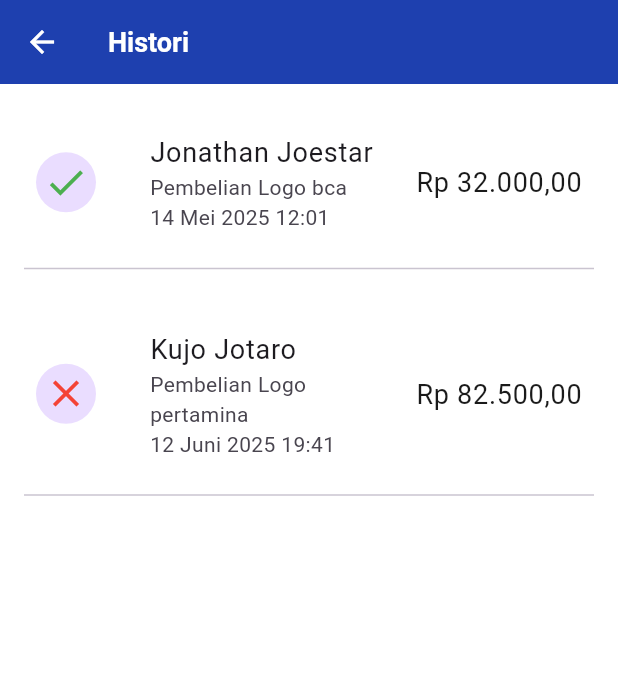
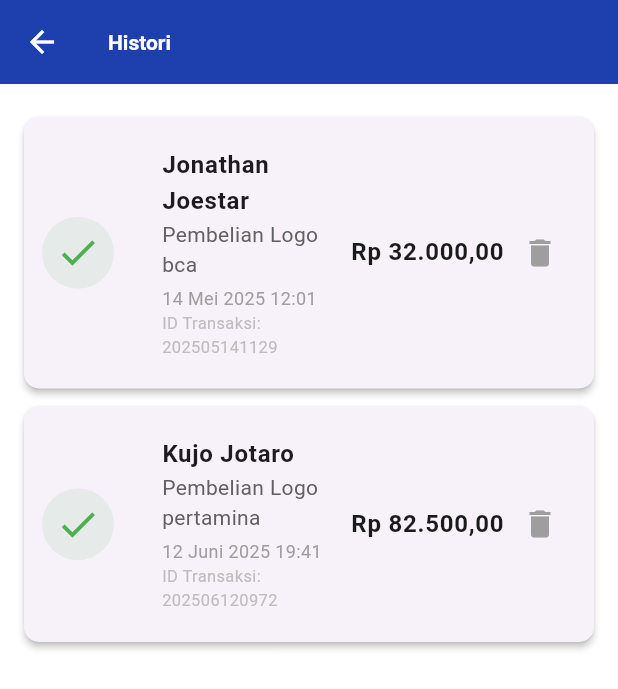
Before and after one commit to Arnold231110087/TugasFrontEndMobile, a Flutter app: the HistoryPage screen opened directly, on a phone screen of 412 x 824 dp. Shown: the top 689 px of the screen. Run offline on Flutter 3.47's test engine with Material 3 defaults, Android fonts, the phone set to English and light mode, and no system bars; our stand-ins replace shared_preferences; accounts and stored records are empty.

Commit message:
update history page

```diff
--- a/lib/components/history_component.dart
+++ b/lib/components/history_component.dart
@@ -3,39 +3,78 @@ import '../utils/rupiah_format.dart';
 
 class HistoryComponent extends StatelessWidget {
   final Map item;
+  final VoidCallback? onDelete;
 
-  const HistoryComponent({
-    super.key,
-    required this.item,
-  });
+  const HistoryComponent({super.key, required this.item, this.onDelete});
 
   @override
   Widget build(BuildContext context) {
     final ThemeData theme = Theme.of(context);
 
-    return Column(
+    return Card(
+      elevation: 2,
+      shape: RoundedRectangleBorder(borderRadius: BorderRadius.circular(10.0)),
+      margin: const EdgeInsets.symmetric(vertical: 6.0),
+      child: Column(
         children: [
           ListTile(
-          contentPadding: EdgeInsets.all(8.0),
+            contentPadding: const EdgeInsets.all(12.0),
             titleAlignment: ListTileTitleAlignment.center,
             leading: Padding(
-            padding: const EdgeInsets.only(right: 20.0),
+              padding: const EdgeInsets.only(right: 16.0),
               child: CircleAvatar(
-              child: Icon(
-                item['success'] ? Icons.check : Icons.close,
-                size: 30,
-                color: item['success'] ? Colors.green : Colors.red,
+                backgroundColor: Colors.green.withOpacity(0.1),
+                radius: 24, // Sedikit lebih besar
+                child: const Icon(Icons.check, size: 30, color: Colors.green),
               ),
             ),
+            title: Text(
+              item['title'],
+              style: const TextStyle(fontWeight: FontWeight.bold, fontSize: 16),
             ),
-          title: Text(item['title']),
-          subtitle: Text('${item['description']}\n${item['date']} ${item['time']}'),
+            subtitle: Column(
+              crossAxisAlignment: CrossAxisAlignment.start,
+              children: [
+                Text(
+                  item['description'],
+                  style: TextStyle(color: Colors.grey[700], fontSize: 14),
+                ),
+                const SizedBox(height: 4),
+                Text(
+                  '${item['date']} ${item['time']}',
+                  style: TextStyle(color: Colors.grey[500], fontSize: 12),
+                ),
+                if (item.containsKey('id_transaksi')) // Tampilkan ID jika ada
+                  Text(
+                    'ID Transaksi: ${item['id_transaksi']}',
+                    style: TextStyle(color: Colors.grey[400], fontSize: 11),
+                  ),
+              ],
+            ),
             isThreeLine: true,
-          onTap: (){},
-          trailing: Text(rupiahFormat(item['price']), style: theme.textTheme.bodyLarge),
+            onTap: () {
+              print('Item ${item['title']} diklik!');
+            },
+            trailing: Row(
+              mainAxisSize: MainAxisSize.min,
+              children: [
+                Text(
+                  rupiahFormat(item['price']),
+                  style: theme.textTheme.bodyLarge?.copyWith(
+                    fontWeight: FontWeight.bold,
+                    fontSize: 16,
                   ),
-        Divider(),
+                ),
+                if (onDelete != null)
+                  IconButton(
+                    icon: const Icon(Icons.delete, color: Colors.grey),
+                    onPressed: onDelete,
+                  ),
               ],
+            ),
+          ),
+        ],
+      ),
     );
   }
 }
--- a/lib/pages/history_page.dart
+++ b/lib/pages/history_page.dart
@@ -1,56 +1,121 @@
 import 'package:flutter/material.dart';
 import 'package:mobile_arnold/components/history_component.dart';
 
-class HistoryPage extends StatelessWidget {
+class HistoryPage extends StatefulWidget {
   const HistoryPage({super.key});
+
+  @override
+  State<HistoryPage> createState() => _HistoryPageState();
+}
+
+class _HistoryPageState extends State<HistoryPage> {
+  List<Map<String, dynamic>> history = [
+    {
+      'title': 'Jonathan Joestar',
+      'description': 'Pembelian Logo bca',
+      'profile': 'images/profile1.png',
+      'price': 32000,
+      'success': true,
+      "id_transaksi": "202505141129",
+      'date': '14 Mei 2025',
+      'time': '12:01',
+    },
+    {
+      'title': 'Kujo Jotaro',
+      'description': 'Pembelian Logo pertamina',
+      'success': true,
+      "id_transaksi": "202506120972",
+      'profile': 'images/profile1.png',
+      'price': 82500,
+      'date': '12 Juni 2025',
+      'time': '19:41',
+    },
+  ];
+
+  void _showDeleteConfirmationDialog(BuildContext context, int index) {
+    showDialog(
+      context: context,
+      builder: (BuildContext dialogContext) {
+        return AlertDialog(
+          title: const Text("Hapus Histori"),
+          content: const Text("Hapus history pembelian ini?"),
+          actions: <Widget>[
+            TextButton.icon(
+              icon: const Icon(Icons.close),
+              label: const Text("Tidak"),
+              onPressed: () {
+                Navigator.of(dialogContext).pop(false);
+              },
+            ),
+            TextButton.icon(
+              icon: const Icon(Icons.check),
+              label: const Text("Iya"),
+              onPressed: () {
+                setState(() {
+                  history.removeAt(index);
+                });
+                Navigator.of(dialogContext).pop(true);
+              },
+            ),
+          ],
+        );
+      },
+    );
+  }
 
   @override
   Widget build(BuildContext context) {
     final ThemeData theme = Theme.of(context);
-
-    final List<Map<String, dynamic>> history = const [
-      {
-        'title': 'Jonathan Joestar',
-        'description': 'Pembelian Logo bca',
-        'profile' : 'images/profile1.png',
-        'price' : 32000,
-        'success': true,
-        "id_transaksi": "202505141129",
-        'date' : '14 Mei 2025',
-        'time' : '12:01',
-       },
-      {
-        'title': 'Kujo Jotaro',
-        'description': 'Pembelian Logo pertamina',
-        'success': false,
-        "id_transaksi": "202506120972",
-        'profile' : 'images/profile1.png',
-        'price' : 82500,
-        'date' : '12 Juni 2025',
-        'time' : '19:41',
-      },
-    ];
 
     return Scaffold(
       appBar: AppBar(
         automaticallyImplyLeading: true,
         title: Text(
           'Histori',
-          style: TextStyle(
+          style: theme.textTheme.headlineMedium?.copyWith(
             fontWeight: FontWeight.bold,
-            fontSize: theme.textTheme.displayLarge?.fontSize,
-            color: theme.textTheme.displayLarge?.color,
+            color: theme.appBarTheme.titleTextStyle?.color ?? Colors.white,
           ),
         ),
       ),
-      body: ListView.separated(
+      body:
+          history.isEmpty
+              ? Center(
+                child: Column(
+                  mainAxisAlignment: MainAxisAlignment.center,
+                  children: [
+                    Icon(
+                      Icons.history_toggle_off,
+                      size: 80,
+                      color: Colors.grey[400],
+                    ),
+                    const SizedBox(height: 16),
+                    Text(
+                      "Belum ada riwayat transaksi.",
+                      style: theme.textTheme.headlineSmall?.copyWith(
+                        color: Colors.grey[600],
+                      ),
+                    ),
+                    const SizedBox(height: 8),
+                    Text(
+                      "Lakukan transaksi pertama Anda sekarang!",
+                      style: theme.textTheme.bodyMedium?.copyWith(
+                        color: Colors.grey[500],
+                      ),
+                      textAlign: TextAlign.center,
+                    ),
+                  ],
+                ),
+              )
+              : ListView.builder(
                 padding: const EdgeInsets.all(16),
                 itemCount: history.length,
-        separatorBuilder: (_, __) => const SizedBox(height: 16),
                 itemBuilder: (context, index) {
                   final item = history[index];
                   return HistoryComponent(
-            item: item
+                    item: item,
+                    onDelete:
+                        () => _showDeleteConfirmationDialog(context, index),
                   );
                 },
               ),
```
Lines whose indentation alone changed are shown as unchanged.
